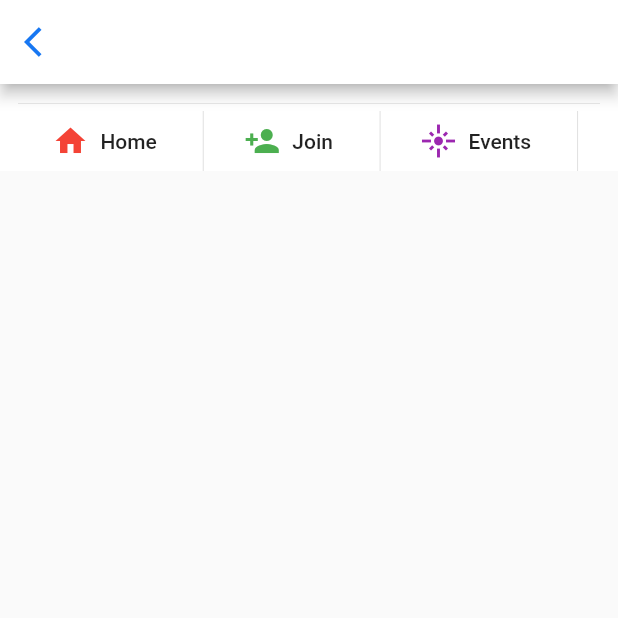
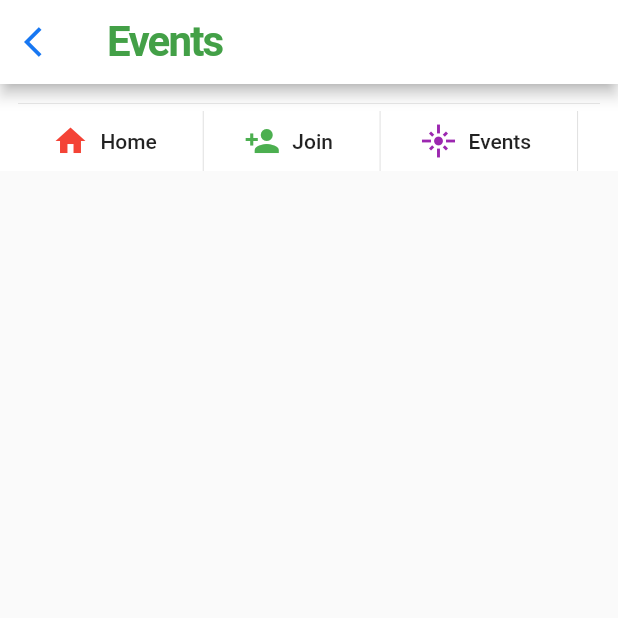
Before and after one commit to SrilalS/MAD_Project, a Flutter app: the EventPage screen opened directly, on a phone screen of 412 x 824 dp, the top half of it. Run offline on Flutter 3.47's test engine with Material 2 defaults, Android fonts, the phone set to English and light mode, and no system bars; our stand-ins replace cached_network_image, cloud_firestore, dio, firebase_auth, firebase_core, firebase_storage and 3 more; missing offline and left inert: firebase_auth_oauth, onesignal_flutter; accounts and stored records are empty.

Commit message:
Update event_screens.dart

```diff
--- a/lib/UI/event_screens.dart
+++ b/lib/UI/event_screens.dart
@@ -1,4 +1,3 @@
-import 'package:mad_project/config/palette.dart';
 import 'package:mad_project/models/models.dart';
 import 'package:mad_project/services/database_service.dart';
 import 'package:mad_project/widgets/club_header.dart';
@@ -35,7 +34,7 @@ class _EventPageState extends State<EventPage> {
           title: Text(
             'Events',
             style: const TextStyle(
-              color: Palette.nsbmgreen,
+              color: Color(0xFF43A047),
               fontSize: 28.0,
               fontWeight: FontWeight.bold,
               letterSpacing: -1.2,
```
